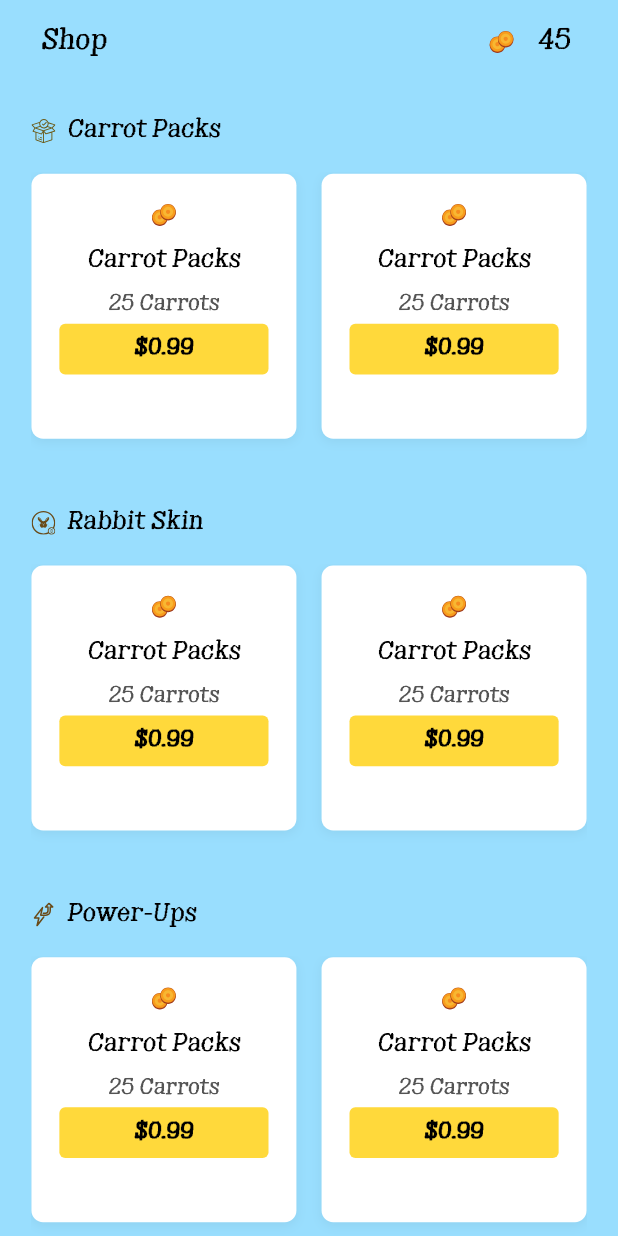
After one commit to ebrahim48/rabit_hole_app, a Flutter app: the ShopScreen screen opened by its route, on a phone screen of 412 x 824 dp. The commit adds this screen. Run offline on Flutter 3.47's test engine with Material 3 defaults, Android fonts, the phone set to English and light mode, and no system bars; our stand-ins replace cached_network_image, device_preview, flutter_screenutil, flutter_staggered_animations, flutter_svg, get and 6 more; accounts and stored records are empty; network calls fail.

Commit message:
shop and leaderboard

```diff
--- a/lib/core/config/app_routes/app_routes.dart
+++ b/lib/core/config/app_routes/app_routes.dart
@@ -4,6 +4,8 @@ import 'package:rabbit_hole_app/presentations/screens/auth/register_screen/regis
 import 'package:rabbit_hole_app/presentations/screens/auth/sign_in_screen/sign_in_screen.dart';
 import 'package:rabbit_hole_app/presentations/screens/bottom_navbar/bottom_navbar_screen.dart';
 import 'package:rabbit_hole_app/presentations/screens/home/home_screen.dart';
+import 'package:rabbit_hole_app/presentations/screens/leaderboard/leaderboard_screen.dart';
+import 'package:rabbit_hole_app/presentations/screens/shop_screen/shop_screen.dart';
 
 import '../../../presentations/screens/auth/forget_screen/forget_screen.dart';
 import '../../../presentations/screens/auth/reset_screen/reset_screen.dart';
@@ -26,11 +28,13 @@ class AppRoutes {
   static const String resetPasswordScreen = "/resetPasswordScreen";
   static const String termsServicesScreen = "/termsServicesScreen";
   static const String privacyPolicyScreen = "/privacyPolicyScreen";
-  static const String homeScreen = "/homeScreen";
-  static const String bottomNavbarScreen = "/bottomNavbarScreen";
 
   /// ============================> Home ================================>
 
+  static const String homeScreen = "/homeScreen";
+  static const String bottomNavbarScreen = "/bottomNavbarScreen";
+  static const String leaderBoardScreen = "/leaderBoardScreen";
+  static const String shopScreen = "/shopScreen";
 
 
   static final GoRouter goRouter =
@@ -148,6 +152,23 @@ class AppRoutes {
           _customTransitionPage(BottomNavBar(), state),
     ),
 
+    ///<<<=============>>> Leader Board  Screen  <<<===============>>>
+    GoRoute(
+      path: leaderBoardScreen,
+      name: leaderBoardScreen,
+      pageBuilder: (context, state) =>
+          _customTransitionPage(LeaderBoardScreen(
+
+          ), state),
+    ),
+    ///<<<=============>>> Shop  Screen  <<<===============>>>
+    GoRoute(
+      path: shopScreen,
+      name: shopScreen,
+      pageBuilder: (context, state) =>
+          _customTransitionPage(ShopScreen(
+          ), state),
+    ),
 
 
     // ///<<<=============>>> Terms Services Screen  <<<===============>>>
--- /dev/null
+++ b/lib/presentations/screens/shop_screen/shop_screen.dart
@@ -0,0 +1,189 @@
+import 'package:flutter/material.dart';
+import 'package:flutter_screenutil/flutter_screenutil.dart';
+import 'package:flutter_staggered_animations/flutter_staggered_animations.dart';
+import '../../../core/constants/app_colors.dart';
+import '../../../global/custom_assets/assets.gen.dart';
+import '../../widgets/carrot_packs-card.dart';
+import '../../widgets/custom_text.dart';
+
+
+class ShopScreen extends StatelessWidget {
+  const ShopScreen({super.key});
+
+
+
+  @override
+  Widget build(BuildContext context) {
+    return Scaffold(
+      appBar: AppBar(
+        forceMaterialTransparency: true,
+        backgroundColor: Colors.transparent,
+        elevation: 0,
+        centerTitle: true,
+        leadingWidth: 68.w,
+        leading: Row(
+          mainAxisAlignment: MainAxisAlignment.start,
+          children: [
+            const Spacer(),
+            CustomText(
+              text: 'Shop',
+              color: AppColors.textColor000000,
+              fontsize: 18.sp,
+            )
+          ],
+        ),
+        actions: [
+          Padding(
+            padding: EdgeInsets.only(right: 30.w),
+            child: Row(
+              mainAxisSize: MainAxisSize.min,
+              children: [
+                IconButton(
+                  onPressed: () {
+                  },
+                  icon: Assets.icons.bigpacks.svg(),
+                ),
+                CustomText(
+                  text: '45',
+                  color: AppColors.textColor000000,
+                  fontsize: 18.sp,
+                )
+              ],
+            ),
+          ),
+        ],
+      ),
+      body: Padding(
+        padding: EdgeInsets.symmetric(horizontal: 20.w),
+        child: Column(
+          crossAxisAlignment: CrossAxisAlignment.start,
+          mainAxisAlignment: MainAxisAlignment.center,
+          children: [
+            SizedBox(height: 20.h),
+            Row(
+              children: [
+                Padding(
+                  padding: EdgeInsets.only(right: 8.h),
+                  child: Assets.icons.carrotPacks.svg(),
+                ),
+                CustomText(
+                  text: 'Carrot Packs',
+                  color: AppColors.textColor000000,
+                  fontsize: 16.sp,
+                  fontWeight: FontWeight.w400,
+                ),
+              ],
+            ),
+            SizedBox(height: 16.h),
+
+            /// ========================> Carrot Packs Grid =============================>
+            Expanded(
+              child: AnimationLimiter(
+                child: GridView.builder(
+                  itemCount: 4,
+                  padding: EdgeInsets.symmetric(vertical: 1.h),
+                  gridDelegate: SliverGridDelegateWithFixedCrossAxisCount(
+                    crossAxisCount: 2,
+                    crossAxisSpacing: 16.w,
+                    mainAxisSpacing: 10.h,
+                    childAspectRatio: 162 / 162,
+                  ),
+                  itemBuilder: (context, index) {
+                    return const CarrotPacksCard(
+                      title: "Carrot Packs",
+                      subtitle: "25 Carrots",
+                      price: "\$0.99",
+                    );
+                  },
+                ),
+              ),
+            ),
+            SizedBox(height: 36.h),
+            Row(
+              children: [
+                Padding(
+                  padding: EdgeInsets.only(right: 8.h),
+                  child: Assets.icons.rabbitSkin.svg(),
+                ),
+                CustomText(
+                  text: 'Rabbit Skin',
+                  color: AppColors.textColor000000,
+                  fontsize: 16.sp,
+                  fontWeight: FontWeight.w400,
+                ),
+              ],
+            ),
+            SizedBox(height: 16.h),
+            /// ========================> Rabbit Skin Grid =============================>
+            Expanded(
+              child: AnimationLimiter(
+                child: GridView.builder(
+                  itemCount: 6,
+                  padding: EdgeInsets.symmetric(vertical: 1.h),
+                  gridDelegate: SliverGridDelegateWithFixedCrossAxisCount(
+                    crossAxisCount: 2,
+                    crossAxisSpacing: 16.w,
+                    mainAxisSpacing: 10.h,
+                    childAspectRatio: 162 / 162,
+                  ),
+                  itemBuilder: (context, index) {
+                    return const CarrotPacksCard(
+                      title: "Carrot Packs",
+                      subtitle: "25 Carrots",
+                      price: "\$0.99",
+                    );
+                  },
+                ),
+              ),
+            ),
+            SizedBox(height: 36.h),
+            Row(
+              children: [
+                Padding(
+                  padding: EdgeInsets.only(right: 8.h),
+                  child: Assets.icons.powerups.svg(),
+                ),
+                CustomText(
+                  text: 'Power-Ups',
+                  color: AppColors.textColor000000,
+                  fontsize: 16.sp,
+                  fontWeight: FontWeight.w400,
+                ),
+              ],
+            ),
+            SizedBox(height: 16.h),
+            Expanded(
+              child: AnimationLimiter(
+                child: GridView.builder(
+                  itemCount: 6,
+                  padding: EdgeInsets.symmetric(vertical: 1.h),
+                  gridDelegate: SliverGridDelegateWithFixedCrossAxisCount(
+                    crossAxisCount: 2,
+                    crossAxisSpacing: 16.w,
+                    mainAxisSpacing: 10.h,
+                    childAspectRatio: 162 / 162,
+                  ),
+                  itemBuilder: (context, index) {
+                    return const CarrotPacksCard(
+                      title: "Carrot Packs",
+                      subtitle: "25 Carrots",
+                      price: "\$0.99",
+                    );
+                  },
+                ),
+              ),
+            ),
+
+
+
+
+          ],
+        ),
+
+      ),
+    );
+  }
+
+
+
+}
--- /dev/null
+++ b/lib/presentations/widgets/carrot_packs-card.dart
@@ -0,0 +1,90 @@
+import 'package:flutter/material.dart';
+import 'package:flutter_screenutil/flutter_screenutil.dart';
+import '../../core/constants/app_colors.dart';
+import '../../global/custom_assets/assets.gen.dart';
+import 'custom_text.dart';
+
+class CarrotPacksCard extends StatelessWidget {
+  final String title;
+  final String subtitle;
+  final String price;
+  final VoidCallback? onTap;
+
+  const CarrotPacksCard({
+    super.key,
+    required this.title,
+    required this.subtitle,
+    required this.price,
+    this.onTap,
+  });
+
+  @override
+  Widget build(BuildContext context) {
+    return GestureDetector(
+      onTap: onTap,
+      child: Container(
+        width: 162.w,
+        height: 162.h,
+        decoration: BoxDecoration(
+          color: AppColors.textColorFFFFFF,
+          borderRadius: BorderRadius.circular(8.r),
+          boxShadow: [
+            BoxShadow(
+              color: Colors.black.withOpacity(0.05),
+              blurRadius: 5,
+              offset: const Offset(0, 2),
+            ),
+          ],
+        ),
+        padding: EdgeInsets.symmetric(horizontal: 12.w, vertical: 16.h),
+        child: SingleChildScrollView(
+          child: Column(
+            mainAxisAlignment: MainAxisAlignment.spaceBetween,
+            children: [
+              /// 🥕 Carrot icon
+              Assets.icons.bigpacks.svg(),
+              SizedBox(height: 7.h),
+
+              /// 📦 Title & subtitle
+              Column(
+                children: [
+                  CustomText(
+                    text: title,
+                    color: AppColors.textColor000000,
+                    fontsize: 16.sp,
+                    fontWeight: FontWeight.w500,
+                  ),
+                  SizedBox(height: 7.h),
+                  CustomText(
+                    text: subtitle,
+                    color: AppColors.textColor545454,
+                    fontsize: 14.sp,
+                    fontWeight: FontWeight.w400,
+                  ),
+                  SizedBox(height: 2.h),
+                ],
+              ),
+
+              /// 💰 Price button
+              Container(
+                width: 133.w,
+                height: 35.h,
+                alignment: Alignment.center,
+                decoration: BoxDecoration(
+                  color: AppColors.textColorFFD93B,
+                  borderRadius: BorderRadius.circular(4.r),
+                ),
+                child: CustomText(
+                  text: price,
+                  color: AppColors.textColor000000,
+                  fontsize: 14.sp,
+                  fontWeight: FontWeight.w600,
+                ),
+              ),
+            ],
+          ),
+        ),
+      ),
+    );
+  }
+}
```
Also changed, not shown: lib/global/custom_assets/assets.gen.dart (+22 -0 lines), lib/presentations/screens/bottom_navbar/bottom_navbar_screen.dart (+8 -3 lines), lib/presentations/screens/leaderboard/leaderboard_screen.dart (added, +161 -0 lines), lib/presentations/widgets/rank_card.dart (added, +89 -0 lines), assets/icons/bigpacks.svg (added), assets/icons/carrotPacks.svg (added), assets/icons/home.svg, assets/icons/powerups.svg (added), assets/icons/rabbitSkin.svg (added), assets/icons/win.svg (added).
